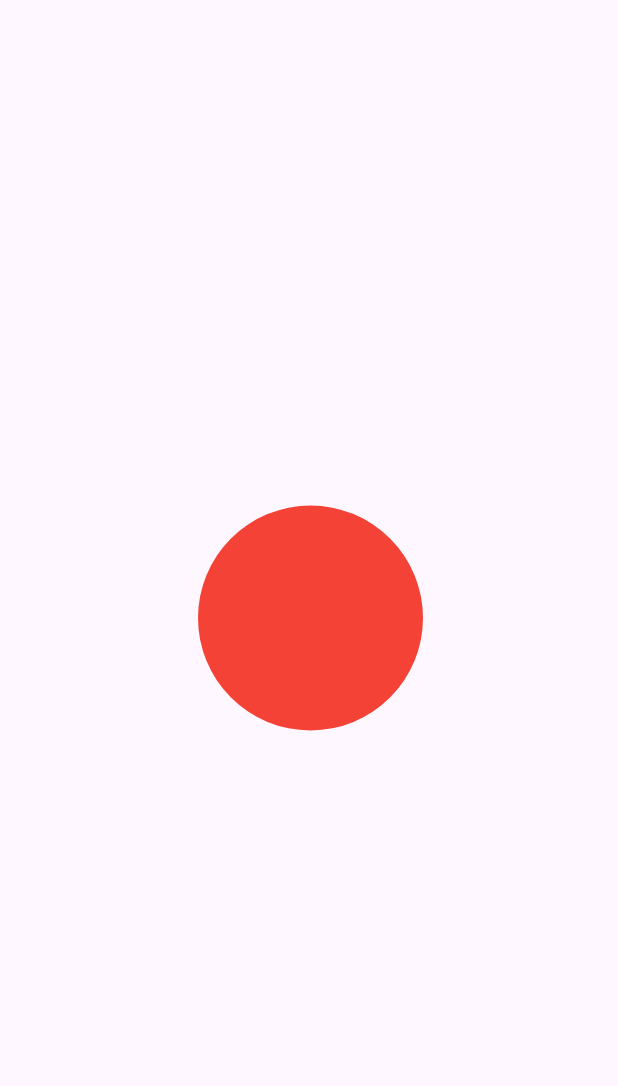
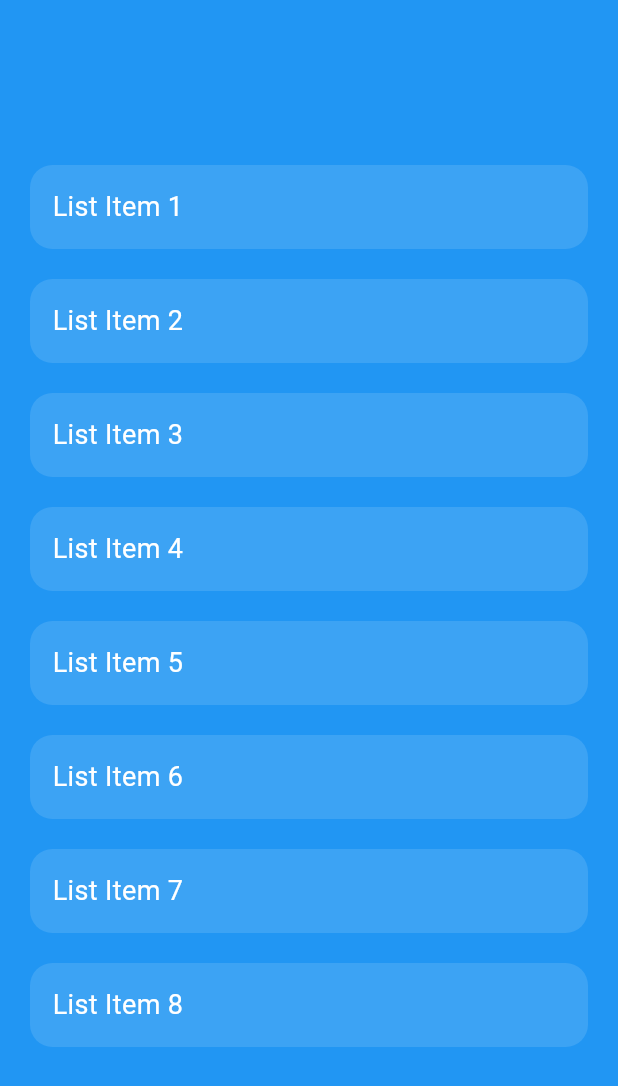
Before and after one commit to dilrabo-vic24/learning_flutter, a Flutter app: the screen it shows after launch, on a phone screen of 412 x 824 dp. Shown: the top 1086 px of the screen. Run offline on Flutter 3.47's test engine with Material 3 defaults, Android fonts, the phone set to English and light mode, and no system bars; our stand-ins replace flutter_screenutil, get_it, shared_preferences, smooth_page_indicator.

Commit message:
animations_lesson folder added

```diff
--- /dev/null
+++ b/animations_lesson/lib/animation2.dart
@@ -0,0 +1,63 @@
+import 'package:flutter/material.dart';
+
+class Animation2 extends StatefulWidget {
+  const Animation2({super.key});
+
+  @override
+  _Animation2State createState() => _Animation2State();
+}
+
+class _Animation2State extends State<Animation2> {
+  int selectedIndex = -1;
+
+  @override
+  Widget build(BuildContext context) {
+    return Scaffold(
+      body: Stack(
+        children: [
+          Container(
+            color: Colors.blue,
+          ),
+          Center(
+            child: ListView.builder(
+              padding:
+                  const EdgeInsets.symmetric(vertical: 100, horizontal: 20),
+              itemCount: 8,
+              itemBuilder: (context, index) {
+                bool isSelected = index == selectedIndex;
+                return GestureDetector(
+                  onTap: () {
+                    setState(() {
+                      selectedIndex = index;
+                    });
+                  },
+                  child: AnimatedContainer(
+                    duration: const Duration(milliseconds: 300),
+                    margin: const EdgeInsets.symmetric(vertical: 10),
+                    padding: const EdgeInsets.all(15),
+                    curve: Curves.easeInOut,
+                    decoration: BoxDecoration(
+                        color: isSelected ? Colors.white70 : Colors.white12,
+                        borderRadius: BorderRadius.circular(15)),
+                    child: Row(
+                      mainAxisAlignment: MainAxisAlignment.spaceBetween,
+                      children: [
+                        Text(
+                          "List Item ${index + 1}",
+                          style: TextStyle(
+                            fontSize: 18,
+                            color: isSelected ? Colors.black : Colors.white,
+                          ),
+                        ),
+                      ],
+                    ),
+                  ),
+                );
+              },
+            ),
+          ),
+        ],
+      ),
+    );
+  }
+}
--- a/animations_lesson/lib/expilicit_anim/example_1.dart
+++ b/animations_lesson/lib/examples/expilicit_anim/example_1.dart
@@ -13,32 +13,10 @@ class _ExplicitAnimationExampleState extends State<ExplicitAnimationExample>
   late AnimationController _controller;
   late Animation<double> _sizeAnimation;
   late Animation<Offset> _positionAnimation;
-  late Animation<Color> _colorAnimation;
+  late Animation<Color?> _colorAnimation;
 
   @override
   void initState() {
-
-
-
-
-
-
-
-
-
-
-
-
-
-
-
-
-
-
-
-
-
-
     super.initState();
     _controller = AnimationController(
       duration: const Duration(seconds: 1),
@@ -51,7 +29,7 @@ class _ExplicitAnimationExampleState extends State<ExplicitAnimationExample>
     _positionAnimation = Tween<Offset>(
             begin: Offset(-1.0, 0.0), end: Offset(1.0, 0.0))
         .animate(CurvedAnimation(parent: _controller, curve: Curves.easeInOut));
-    _colorAnimation = Tween<Color>(begin: Colors.blue, end: Colors.red)
+    _colorAnimation = ColorTween(begin: Colors.blue, end: Colors.red)
         .animate(CurvedAnimation(parent: _controller, curve: Curves.easeInOut));
 
     _controller.forward();
@@ -78,6 +56,6 @@ class _ExplicitAnimationExampleState extends State<ExplicitAnimationExample>
   @override
   void dispose() {
     super.dispose();
-    super.dispose();
+    _controller.dispose();
   }
 }
--- a/animations_lesson/lib/main.dart
+++ b/animations_lesson/lib/main.dart
@@ -1,7 +1,16 @@
-import 'package:animations_lesson/expilicit_anim/example_1.dart';
+import 'package:animations_lesson/animation1.dart';
+import 'package:animations_lesson/animation2.dart';
+import 'package:animations_lesson/examples/expilicit_anim/example2.dart';
+import 'package:animations_lesson/examples/expilicit_anim/example_1.dart';
+import 'package:animations_lesson/examples/expilicit_anim/loading_anim.dart';
+import 'package:animations_lesson/examples/implicit_anim/animated_align.dart';
+import 'package:animations_lesson/examples/implicit_anim/animated_switcher.dart';
+import 'package:animations_lesson/examples/page_transition/page_transition.dart';
+import 'package:animations_lesson/page_transition.dart';
 import 'package:flutter/material.dart';
 
 void main() {
+  WidgetsFlutterBinding.ensureInitialized();
   runApp(const MyApp());
 }
 
@@ -16,7 +25,7 @@ class MyApp extends StatelessWidget {
         colorScheme: ColorScheme.fromSeed(seedColor: Colors.deepPurple),
         useMaterial3: true,
       ),
-      home: ExplicitAnimationExample(),
+      home: Animation2 (),
     );
   }
 }
```
Also changed, not shown: animations_lesson/lib/animation1.dart (added, +74 -0 lines), animations_lesson/lib/examples/expilicit_anim/example2.dart (added, +56 -0 lines), animations_lesson/lib/examples/expilicit_anim/loading_anim.dart (added, +63 -0 lines), animations_lesson/lib/examples/implicit_anim/animated_align.dart (added, +38 -0 lines), animations_lesson/lib/examples/implicit_anim/animated_switcher.dart (added, +47 -0 lines), animations_lesson/lib/examples/page_transition/page_transition.dart (added, +94 -0 lines), animations_lesson/lib/page_transition.dart (added, +54 -0 lines).
